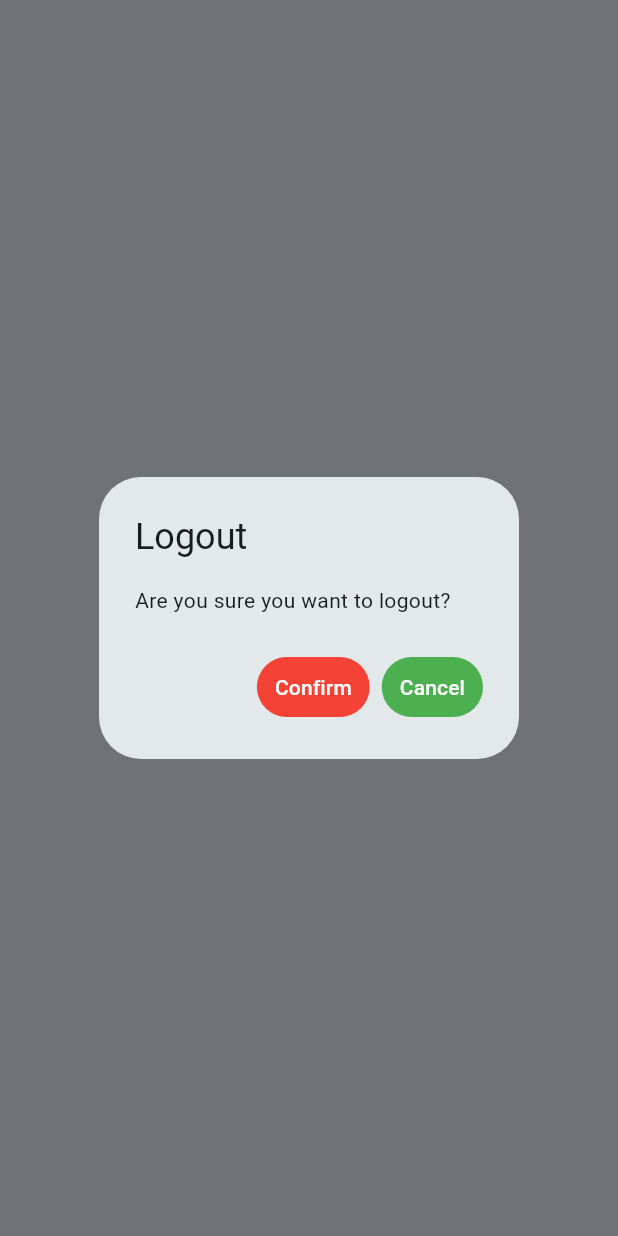
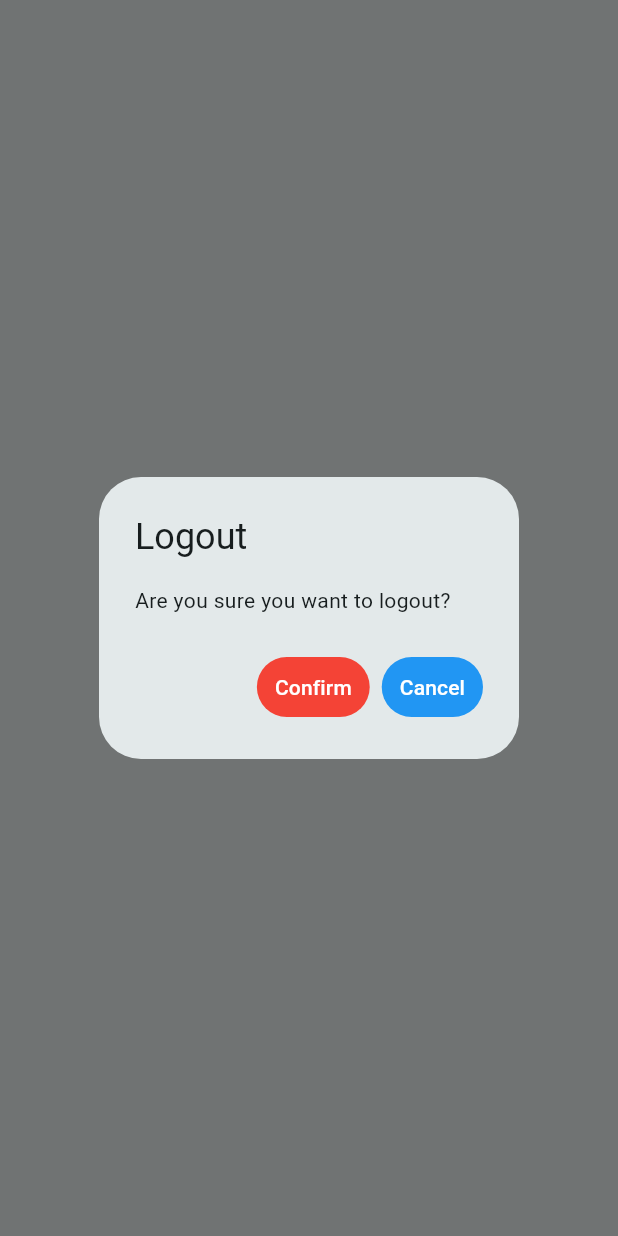
Before and after one commit to setiawanalraz/flutter_intern_challenge, a Flutter app: what showAlertDialog() shows on an empty page, opened directly, on a phone screen of 412 x 824 dp. Run offline on Flutter 3.47's test engine with Material 2 defaults, Android fonts, the phone set to English and light mode, and no system bars; our stand-ins replace device_info_plus, flutter_login, geolocator, google_maps_flutter, local_auth, qr_flutter and 2 more; missing offline and left inert: awesome_icons, battery_info; accounts and stored records are empty.

Commit message:
Minor updates and changes

```diff
--- a/lib/main.dart
+++ b/lib/main.dart
@@ -14,7 +14,7 @@ Future main() async {
         child: Column(
           mainAxisAlignment: MainAxisAlignment.center,
           children: const [
-            // add this custom error when show maps (reason: can't be null)
+            // add this custom error when show maps
             Text("Something went wrong, please wait"),
             SizedBox(height: 10),
             CircularProgressIndicator(),
--- a/lib/pages/main_page.dart
+++ b/lib/pages/main_page.dart
@@ -226,7 +226,9 @@ class _MainPageState extends State<MainPage> {
                     color: Colors.amber,
                   ),
                   title: Text("GPS Coordinate", style: amber),
-                  subtitle: Text("$lat, $long", style: amber),
+                  subtitle: (lat != '')
+                      ? Text("$lat, $long", style: amber)
+                      : const LinearProgressIndicator(),
                   onTap: () {},
                 ),
 
--- a/lib/widgets/my_appbar.dart
+++ b/lib/widgets/my_appbar.dart
@@ -48,9 +48,9 @@ class MyAppBar extends StatelessWidget implements PreferredSizeWidget {
       value: item,
       child: Row(
         children: [
-          Icon(item.icon, color: Colors.black, size: 20),
+          Icon(item.icon, color: Colors.blue, size: 20),
           const SizedBox(width: 12),
-          Text(item.text),
+          Text(item.text, style: const TextStyle(color: Colors.blue)),
         ],
       ),
     );
@@ -96,8 +96,10 @@ showAlertDialog(BuildContext context) {
   Widget cancelButton() {
     return TextButton(
       onPressed: () => Navigator.of(context, rootNavigator: true).pop("dialog"),
-      style:
-          ButtonStyle(backgroundColor: MaterialStateProperty.all(Colors.green)),
+      style: ButtonStyle(
+        backgroundColor: MaterialStateProperty.all(Colors.blue),
+        overlayColor: MaterialStateProperty.all(Colors.blue.shade200),
+      ),
       child: const Text(
         "Cancel",
         style: TextStyle(color: Colors.white),
@@ -120,8 +122,10 @@ showAlertDialog(BuildContext context) {
           );
         }
       },
-      style:
-          ButtonStyle(backgroundColor: MaterialStateProperty.all(Colors.red)),
+      style: ButtonStyle(
+        backgroundColor: MaterialStateProperty.all(Colors.red),
+        overlayColor: MaterialStateProperty.all(Colors.red.shade200),
+      ),
       child: const Text(
         "Confirm",
         style: TextStyle(color: Colors.white),
```
Also changed, not shown: assets/location_marker.png (deleted).
